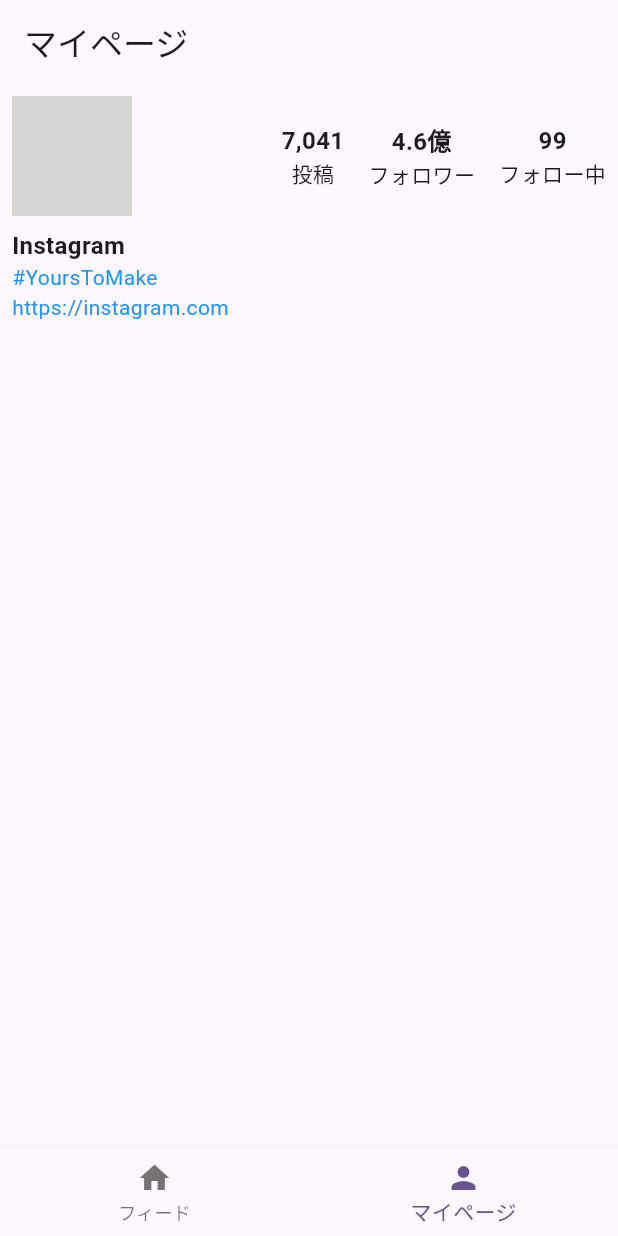
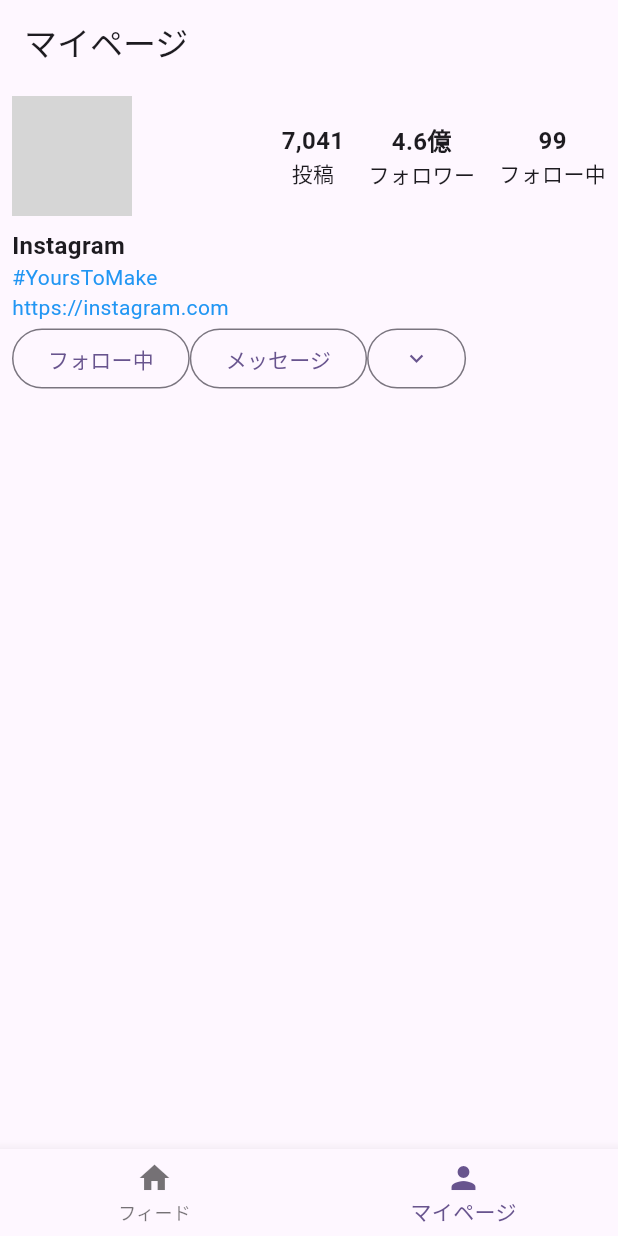
Before and after one commit to inoyoh/instagram, a Flutter app: the screen it shows after launch, item 2 of the bottom bar chosen, on a phone screen of 412 x 824 dp. Run offline on Flutter 3.47's test engine with Material 3 defaults, Android fonts, the phone set to English and light mode, and no system bars; network calls fail; grey boxes are pictures that could not be loaded.

Commit message:
ボタン3つ（フォロー中、メッセージ、🔽）を配置

```diff
--- a/lib/pages/my_page.dart
+++ b/lib/pages/my_page.dart
@@ -81,6 +81,23 @@ class MyPage extends StatelessWidget {
                 color: Colors.blue,
               ),
             ),
+            Row(
+              children: [
+                OutlinedButton(
+                  onPressed: () {},
+                  child: Text('フォロー中'),
+                ),
+                OutlinedButton(
+                  onPressed: () {},
+                  child: Text('メッセージ'),
+                ),
+                OutlinedButton(
+                  onPressed: () {},
+                  child: Icon(Icons.keyboard_arrow_down),
+                ),
+
+              ],
+            ),
 
           ],
         ),
```
